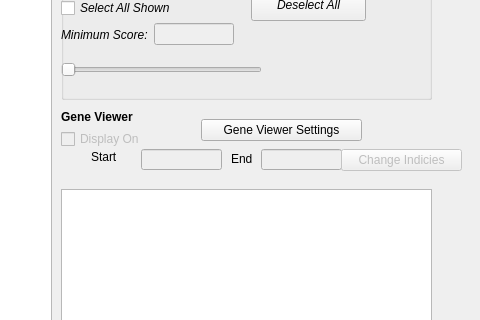
First picture: the form in resultsWindow.ui, repository Ktailor34/CASPERapp, before the edit; both pictures show x 649 to 1129 and y 90 to 410 of the 1129 by 669 pixel window.
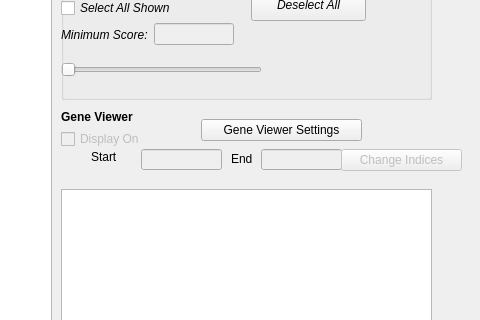
Second picture: the form after the edit.

Patch:
```diff
--- a/resultsWindow.ui
+++ b/resultsWindow.ui
@@ -355,7 +355,7 @@
      <string>&lt;html&gt;&lt;head/&gt;&lt;body&gt;&lt;p&gt;This button changes the start and end indicies of the Gene Viewer sequence&lt;/p&gt;&lt;/body&gt;&lt;/html&gt;</string>
     </property>
     <property name="text">
-     <string>Change Indicies</string>
+     <string>Change Indices</string>
     </property>
    </widget>
    <widget class="QPushButton" name="gene_viewer_settings_button">
```
Left out of the diff: 2 changed lines with no effect on the pictures.
